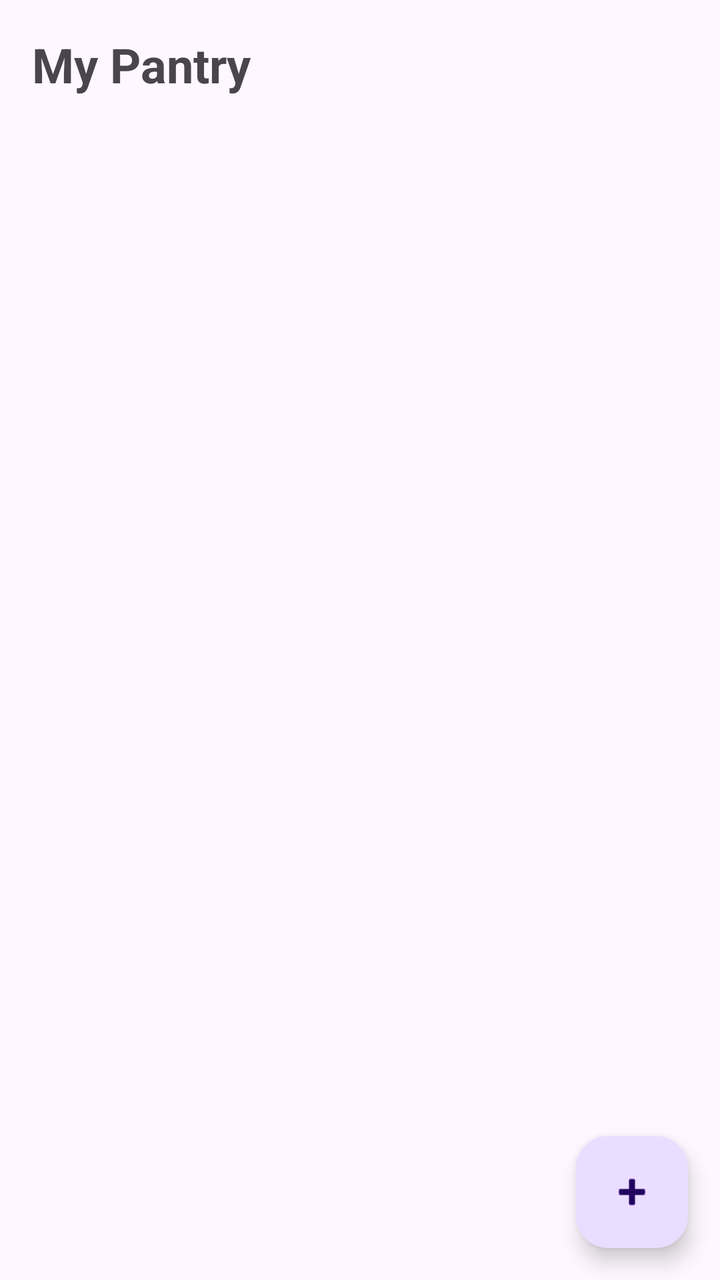
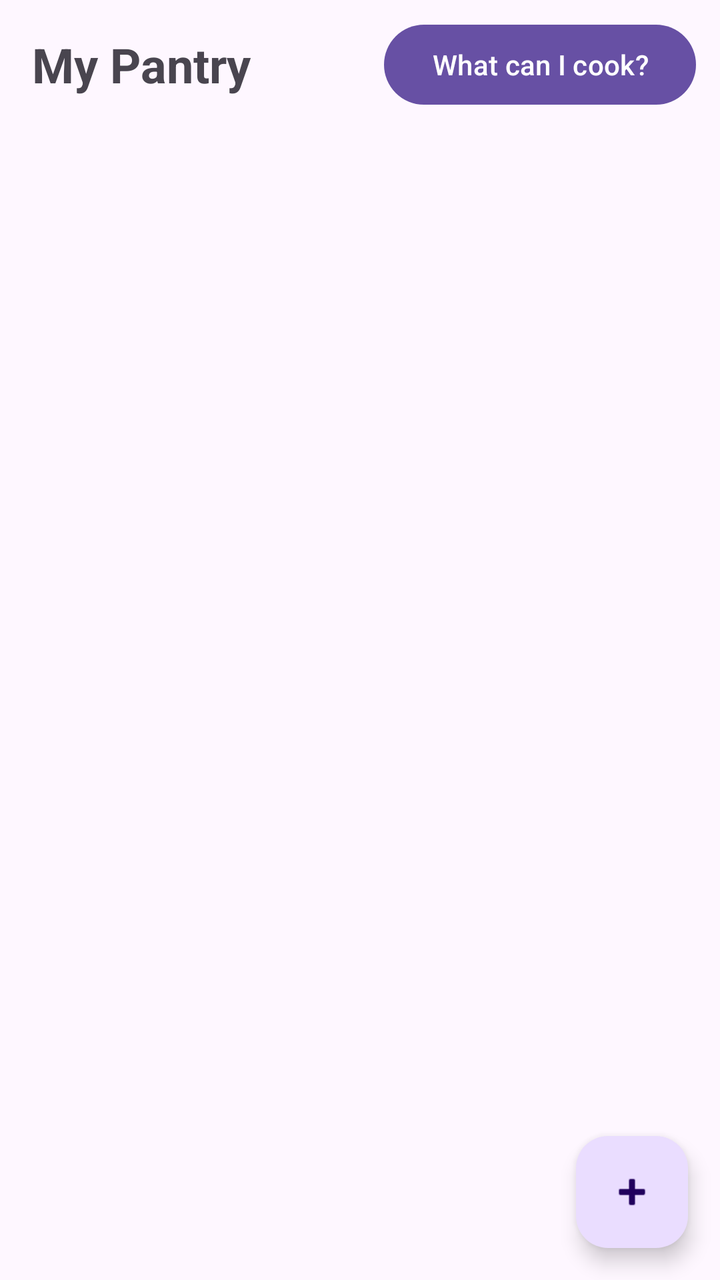

The first picture is an Android layout as it rendered before a commit; the second is the same layout after the commit. The layout source and the unified diff follow.
<!-- AndroidManifest.xml: application theme Theme.SmartPantryManager -->
<!-- res/layout/activity_main.xml -->
<?xml version="1.0" encoding="utf-8"?>
<androidx.constraintlayout.widget.ConstraintLayout
    xmlns:android="http://schemas.android.com/apk/res/android"
    xmlns:app="http://schemas.android.com/apk/res-auto"
    android:layout_width="match_parent"
    android:layout_height="match_parent"
    android:fitsSystemWindows="true">

    <TextView
        android:id="@+id/tvTitle"
        android:layout_width="0dp"
        android:layout_height="wrap_content"
        android:padding="16dp"
        android:text="My Pantry"
        android:textSize="24sp"
        android:textStyle="bold"
        app:layout_constraintTop_toTopOf="parent"
        app:layout_constraintStart_toStartOf="parent"
        app:layout_constraintEnd_toEndOf="parent" />

    <androidx.recyclerview.widget.RecyclerView
        android:id="@+id/rvPantry"
        android:layout_width="0dp"
        android:layout_height="0dp"
        android:clipToPadding="false"
        android:paddingBottom="88dp"
        app:layout_constraintTop_toBottomOf="@id/tvTitle"
        app:layout_constraintBottom_toBottomOf="parent"
        app:layout_constraintStart_toStartOf="parent"
        app:layout_constraintEnd_toEndOf="parent" />

    <TextView
        android:id="@+id/tvEmpty"
        android:layout_width="0dp"
        android:layout_height="wrap_content"
        android:padding="32dp"
        android:gravity="center"
        android:text="Your pantry is empty. Tap + to add your first ingredient."
        android:textSize="16sp"
        android:visibility="gone"
        app:layout_constraintTop_toTopOf="parent"
        app:layout_constraintBottom_toBottomOf="parent"
        app:layout_constraintStart_toStartOf="parent"
        app:layout_constraintEnd_toEndOf="parent" />

    <com.google.android.material.floatingactionbutton.FloatingActionButton
        android:id="@+id/fabAdd"
        android:layout_width="wrap_content"
        android:layout_height="wrap_content"
        android:layout_margin="16dp"
        android:contentDescription="Add ingredient"
        android:src="@android:drawable/ic_input_add"
        app:layout_constraintBottom_toBottomOf="parent"
        app:layout_constraintEnd_toEndOf="parent" />

</androidx.constraintlayout.widget.ConstraintLayout>
<!-- resources referenced by this layout -->
<resources>
  <style name="Theme.SmartPantryManager" parent="Base.Theme.SmartPantryManager" />
  <style name="Base.Theme.SmartPantryManager" parent="Theme.Material3.DayNight.NoActionBar">
          
          
      </style>
</resources>

<!-- the commit's change to res/layout/activity_main.xml (unified diff, before → after) -->
@@ -16,6 +16,16 @@
         android:textStyle="bold"
         app:layout_constraintTop_toTopOf="parent"
         app:layout_constraintStart_toStartOf="parent"
+        app:layout_constraintEnd_toStartOf="@id/btnSuggested" />
+
+    <Button
+        android:id="@+id/btnSuggested"
+        android:layout_width="wrap_content"
+        android:layout_height="wrap_content"
+        android:layout_marginEnd="12dp"
+        android:text="What can I cook?"
+        app:layout_constraintTop_toTopOf="@id/tvTitle"
+        app:layout_constraintBottom_toBottomOf="@id/tvTitle"
         app:layout_constraintEnd_toEndOf="parent" />
 
     <androidx.recyclerview.widget.RecyclerView
